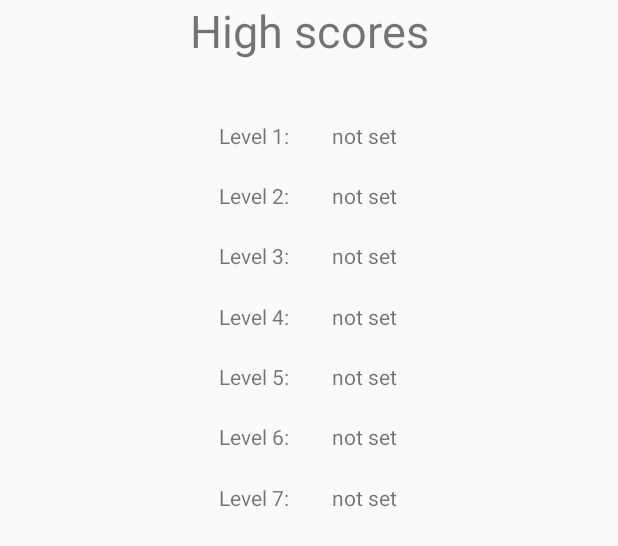
After one commit to Arturro99/SensorsApp, an Android app: the layout activity_stats.xml on its own in the app's theme, with its tools: preview values and no code run, on a phone screen of 412 x 824 dp. The commit adds this screen. Shown: the top 546 px of the screen. Run offline under Robolectric (Android 15) with nearby library versions, the phone set to English and light mode, and no system bars.

Commit message:
Started to work on saving High scores

```diff
--- a/app/build.gradle
+++ b/app/build.gradle
@@ -43,6 +43,9 @@ dependencies {
     implementation 'androidx.constraintlayout:constraintlayout:1.1.3'
     implementation 'androidx.recyclerview:recyclerview:1.1.0'
     implementation files('..\\libs\\xstream-1.4.11.11.jar')
+    implementation 'com.google.android.material:material:1.0.0'
+    implementation 'androidx.navigation:navigation-fragment:2.1.0'
+    implementation 'androidx.navigation:navigation-ui:2.1.0'
     testImplementation 'junit:junit:4.12'
     androidTestImplementation 'androidx.test.ext:junit:1.1.1'
     androidTestImplementation 'androidx.test.espresso:espresso-core:3.2.0'
--- a/app/src/main/java/com/g09/levels/Lvl1.java
+++ b/app/src/main/java/com/g09/levels/Lvl1.java
@@ -27,7 +27,7 @@ public class Lvl1 extends Level {
     TextView lvl1txt;
     TextView timeTxt;
 
-    double a;
+    float a;
     Timer timer = new Timer();
     Handler handler = new Handler();
 
@@ -93,10 +93,11 @@ public class Lvl1 extends Level {
         gyroscopeValue = (int) event.values[2];
         String f = "";
         if(gyroscopeValue < -max) {
-            double b = stopTimer();
+            float b = stopTimer();
             f = "\nudalo sie ";
             lvl1txt.setText(String.valueOf(gyroscopeValue) + f + String.valueOf(max));
             winAlert("Gratulację!", "Udalo Ci się przejść poziom!\nTwój czas: " + calculateElapsedTime(a, b) + " sekund", Lvl2.class);
+            stats.updateScores(calculateElapsedTime(a, b), "stats1");
             stop();
         }
     }
--- a/app/src/main/java/com/g09/levels/Lvl3.java
+++ b/app/src/main/java/com/g09/levels/Lvl3.java
@@ -30,7 +30,7 @@ public class Lvl3 extends Level {
     private float[] mLastAccelerometer = new float[3];
     private float[] mLastMagnetometer = new float[3];
 
-    double a;
+    float a;
 
     Timer timer = new Timer();
     Handler handler = new Handler();
@@ -117,7 +117,7 @@ public class Lvl3 extends Level {
         if (mAzimuth >= 350 || mAzimuth <= 10) {
             where = "N";
             if(mLastAccelerometer[2] < -8) { //wartosc mLastAccelerometer[2] musi być mniejsza niż -8 (przyspieszenie ziemskie)
-                double b = stopTimer();
+                float b = stopTimer();
                 where += " \nudalo sie";
                 //Tu metoda, ktora konczy level
                 winAlert("Gratulacje!", "Udalo Ci się przejść poziom!\nTwój czas: " + calculateElapsedTime(a, b) + " sekund", Lvl4.class);
--- a/app/src/main/java/com/g09/levels/Lvl4.java
+++ b/app/src/main/java/com/g09/levels/Lvl4.java
@@ -27,7 +27,7 @@ public class Lvl4 extends Level {
     Timer timer = new Timer();
     Handler handler = new Handler();
 
-    double a;
+    float a;
 
     @Override
     public void onCreate() {
@@ -88,7 +88,7 @@ public class Lvl4 extends Level {
         lightValue = (int) sensorEvent.values[0];
         String f = "";
         if(lightValue > 6000) {
-            double b = stopTimer();
+            float b = stopTimer();
             f = "\nudalo sie";
             winAlert("Gratulacje!", "Udalo Ci się przejść poziom!\nTwój czas: " + calculateElapsedTime(a, b) + " sekund", Lvl5.class);
             stop();
--- a/app/src/main/java/com/g09/levels/Lvl5.java
+++ b/app/src/main/java/com/g09/levels/Lvl5.java
@@ -25,7 +25,7 @@ public class Lvl5 extends Level {
     Timer timer = new Timer();
     Handler handler = new Handler();
 
-    double a;
+    float a;
     @Override
     protected void onCreate() {
         setContentView(R.layout.lvl5);
@@ -86,7 +86,7 @@ public class Lvl5 extends Level {
         proximityValue = (int) event.values[0];
         String f = "";
         if(proximityValue == 0) {
-            double b = stopTimer();
+            float b = stopTimer();
             f = "\nudalo sie";
             winAlert("Gratulacje!", "Udalo Ci się przejść poziom!\nTwój czas: " + calculateElapsedTime(a, b) + " sekund", Lvl6.class);
             stop();
--- a/app/src/main/java/com/g09/levels/Lvl6.java
+++ b/app/src/main/java/com/g09/levels/Lvl6.java
@@ -42,7 +42,7 @@ public class Lvl6 extends Level {
     final Uri URI = Uri.fromFile(new File("android.resource://com.g09/raw/ouch.mp3"));
     MediaPlayer mediaPlayer;
 
-    double a, b;
+    float a, b;
 
     @Override
     protected void onCreate() {
--- /dev/null
+++ b/app/src/main/res/layout/activity_stats.xml
@@ -0,0 +1,210 @@
+<?xml version="1.0" encoding="utf-8"?>
+
+<androidx.constraintlayout.widget.ConstraintLayout
+    xmlns:android="http://schemas.android.com/apk/res/android"
+    xmlns:app="http://schemas.android.com/apk/res-auto"
+    xmlns:tools="http://schemas.android.com/tools"
+    android:layout_width="match_parent"
+    android:layout_height="match_parent">
+    <TextView
+        android:id="@+id/textView2"
+        android:layout_width="wrap_content"
+        android:layout_height="wrap_content"
+        android:layout_row="0"
+        android:layout_column="1"
+        android:text="High scores"
+        android:textSize="30dp"
+        app:layout_constraintEnd_toEndOf="parent"
+        app:layout_constraintStart_toStartOf="parent"
+        app:layout_constraintTop_toTopOf="parent" />
+
+        <TextView
+            android:id="@+id/textView9"
+            android:layout_width="wrap_content"
+            android:layout_height="wrap_content"
+            android:layout_row="1"
+            android:layout_column="0"
+            android:text="Level 1:"
+            app:layout_constraintBottom_toBottomOf="parent"
+            app:layout_constraintEnd_toEndOf="parent"
+            app:layout_constraintStart_toStartOf="parent"
+            app:layout_constraintTop_toTopOf="parent"
+            app:layout_constraintVertical_bias="0.10"
+            app:layout_constraintHorizontal_bias="0.40"/>
+
+    <TextView
+        android:id="@+id/textView8"
+        android:layout_width="wrap_content"
+        android:layout_height="wrap_content"
+        android:layout_row="2"
+        android:layout_column="0"
+        android:text="Level 2:"
+        app:layout_constraintBottom_toBottomOf="parent"
+        app:layout_constraintEnd_toEndOf="parent"
+        app:layout_constraintStart_toStartOf="parent"
+        app:layout_constraintTop_toTopOf="parent"
+        app:layout_constraintVertical_bias="0.15"
+        app:layout_constraintHorizontal_bias="0.40"/>
+
+    <TextView
+        android:id="@+id/textView7"
+        android:layout_width="wrap_content"
+        android:layout_height="wrap_content"
+        android:layout_row="3"
+        android:layout_column="0"
+        android:text="Level 3:"
+        app:layout_constraintBottom_toBottomOf="parent"
+        app:layout_constraintEnd_toEndOf="parent"
+        app:layout_constraintStart_toStartOf="parent"
+        app:layout_constraintTop_toTopOf="parent"
+        app:layout_constraintVertical_bias="0.20"
+        app:layout_constraintHorizontal_bias="0.40" />
+
+        <TextView
+            android:id="@+id/textView11"
+            android:layout_width="wrap_content"
+            android:layout_height="wrap_content"
+            android:layout_row="5"
+            android:layout_column="0"
+            android:text="Level 4:"
+            app:layout_constraintBottom_toBottomOf="parent"
+            app:layout_constraintEnd_toEndOf="parent"
+            app:layout_constraintStart_toStartOf="parent"
+            app:layout_constraintTop_toTopOf="parent"
+            app:layout_constraintVertical_bias="0.25"
+            app:layout_constraintHorizontal_bias="0.40"/>
+
+        <TextView
+            android:id="@+id/textView12"
+            android:layout_width="wrap_content"
+            android:layout_height="wrap_content"
+            android:layout_row="4"
+            android:layout_column="0"
+            android:text="Level 5:"
+            app:layout_constraintBottom_toBottomOf="parent"
+            app:layout_constraintEnd_toEndOf="parent"
+            app:layout_constraintStart_toStartOf="parent"
+            app:layout_constraintTop_toTopOf="parent"
+            app:layout_constraintVertical_bias="0.30"
+            app:layout_constraintHorizontal_bias="0.40"/>
+
+        <TextView
+            android:id="@+id/textView13"
+            android:layout_width="wrap_content"
+            android:layout_height="wrap_content"
+            android:layout_row="7"
+            android:layout_column="0"
+            android:text="Level 6:"
+            app:layout_constraintBottom_toBottomOf="parent"
+            app:layout_constraintEnd_toEndOf="parent"
+            app:layout_constraintStart_toStartOf="parent"
+            app:layout_constraintTop_toTopOf="parent"
+            app:layout_constraintVertical_bias="0.35"
+            app:layout_constraintHorizontal_bias="0.40"/>
+
+    <TextView
+        android:id="@+id/textView14"
+        android:layout_width="wrap_content"
+        android:layout_height="wrap_content"
+        android:layout_row="6"
+        android:layout_column="0"
+        android:text="Level 7:"
+        app:layout_constraintBottom_toBottomOf="parent"
+        app:layout_constraintEnd_toEndOf="parent"
+        app:layout_constraintStart_toStartOf="parent"
+        app:layout_constraintTop_toTopOf="parent"
+        app:layout_constraintVertical_bias="0.40"
+        app:layout_constraintHorizontal_bias="0.40"/>
+
+    <TextView
+        android:id="@+id/stats1"
+        android:layout_width="wrap_content"
+        android:layout_height="wrap_content"
+        android:text="not set"
+        app:layout_constraintBottom_toBottomOf="parent"
+        app:layout_constraintEnd_toEndOf="parent"
+        app:layout_constraintStart_toStartOf="parent"
+        app:layout_constraintTop_toTopOf="parent"
+        app:layout_constraintVertical_bias="0.10"
+        app:layout_constraintHorizontal_bias="0.60"/>
+        />
+
+    <TextView
+        android:id="@+id/stats2"
+        android:layout_width="wrap_content"
+        android:layout_height="wrap_content"
+        android:text="not set"
+        app:layout_constraintBottom_toBottomOf="parent"
+        app:layout_constraintEnd_toEndOf="parent"
+        app:layout_constraintStart_toStartOf="parent"
+        app:layout_constraintTop_toTopOf="parent"
+        app:layout_constraintVertical_bias="0.15"
+        app:layout_constraintHorizontal_bias="0.60"/>
+    />
+
+    <TextView
+        android:id="@+id/stats3"
+        android:layout_width="wrap_content"
+        android:layout_height="wrap_content"
+        android:text="not set"
+        app:layout_constraintBottom_toBottomOf="parent"
+        app:layout_constraintEnd_toEndOf="parent"
+        app:layout_constraintStart_toStartOf="parent"
+        app:layout_constraintTop_toTopOf="parent"
+        app:layout_constraintVertical_bias="0.20"
+        app:layout_constraintHorizontal_bias="0.60"/>
+    />
+
+    <TextView
+        android:id="@+id/stats4"
+        android:layout_width="wrap_content"
+        android:layout_height="wrap_content"
+        android:text="not set"
+        app:layout_constraintBottom_toBottomOf="parent"
+        app:layout_constraintEnd_toEndOf="parent"
+        app:layout_constraintStart_toStartOf="parent"
+        app:layout_constraintTop_toTopOf="parent"
+        app:layout_constraintVertical_bias="0.25"
+        app:layout_constraintHorizontal_bias="0.60"/>
+    />
+
+    <TextView
+        android:id="@+id/stats5"
+        android:layout_width="wrap_content"
+        android:layout_height="wrap_content"
+        android:text="not set"
+        app:layout_constraintBottom_toBottomOf="parent"
+        app:layout_constraintEnd_toEndOf="parent"
+        app:layout_constraintStart_toStartOf="parent"
+        app:layout_constraintTop_toTopOf="parent"
+        app:layout_constraintVertical_bias="0.30"
+        app:layout_constraintHorizontal_bias="0.60"/>
+    />
+
+    <TextView
+        android:id="@+id/stats6"
+        android:layout_width="wrap_content"
+        android:layout_height="wrap_content"
+        android:text="not set"
+        app:layout_constraintBottom_toBottomOf="parent"
+        app:layout_constraintEnd_toEndOf="parent"
+        app:layout_constraintStart_toStartOf="parent"
+        app:layout_constraintTop_toTopOf="parent"
+        app:layout_constraintVertical_bias="0.35"
+        app:layout_constraintHorizontal_bias="0.60"/>
+    />
+
+    <TextView
+        android:id="@+id/stats7"
+        android:layout_width="wrap_content"
+        android:layout_height="wrap_content"
+        android:text="not set"
+        app:layout_constraintBottom_toBottomOf="parent"
+        app:layout_constraintEnd_toEndOf="parent"
+        app:layout_constraintStart_toStartOf="parent"
+        app:layout_constraintTop_toTopOf="parent"
+        app:layout_constraintVertical_bias="0.40"
+        app:layout_constraintHorizontal_bias="0.60"/>
+    />
+
+</androidx.constraintlayout.widget.ConstraintLayout>
--- a/app/src/main/res/values/styles.xml
+++ b/app/src/main/res/values/styles.xml
@@ -2,7 +2,7 @@
     <!-- Base application theme. -->
     <style name="AppTheme" parent="Theme.AppCompat.Light.DarkActionBar">
         <!-- Customize your theme here. -->
-<!--        <item name="colorPrimary">@color/colorPrimary</item>-->
+        <!--        <item name="colorPrimary">@color/colorPrimary</item>-->
         <item name="colorPrimary">@color/colorPrimary</item>
         <item name="colorPrimaryDark">@color/colorPrimaryDark</item>
         <item name="colorAccent">@color/colorAccent</item>
@@ -10,8 +10,9 @@
         <item name="windowNoTitle">true</item>
     </style>
 
-    <style name="LightTheme" parent="@android:style/Theme.Light"/>
-    <style name="DarkTheme" parent="@android:style/Theme.Black"/>
+    <style name="LightTheme" parent="@android:style/Theme.Light" />
+
+    <style name="DarkTheme" parent="@android:style/Theme.Black" />
 
     <style name="AppThemeLight" parent="Theme.AppCompat.Light">
         <!-- Customize your theme here. -->
@@ -34,6 +35,15 @@
 
         <item name="windowNoTitle">true</item>
     </style>
+
+    <style name="AppTheme.NoActionBar">
+        <item name="windowActionBar">false</item>
+        <item name="windowNoTitle">true</item>
+    </style>
+
+    <style name="AppTheme.AppBarOverlay" parent="ThemeOverlay.AppCompat.Dark.ActionBar" />
+
+    <style name="AppTheme.PopupOverlay" parent="ThemeOverlay.AppCompat.Light" />
     <!-- This will set the fade in animation on all your activities by default -->
 
 </resources>
```
Also changed, not shown: app/src/main/AndroidManifest.xml (+13 -9 lines), app/src/main/java/com/g09/MainActivity.java (+8 -2 lines), app/src/main/java/com/g09/Stats.java (added, +110 -0 lines), app/src/main/java/com/g09/levels/Level.java (+13 -6 lines), app/src/main/res/layout/activity_main.xml (+24 -13 lines), app/src/main/res/values/strings.xml (+9 -0 lines).
